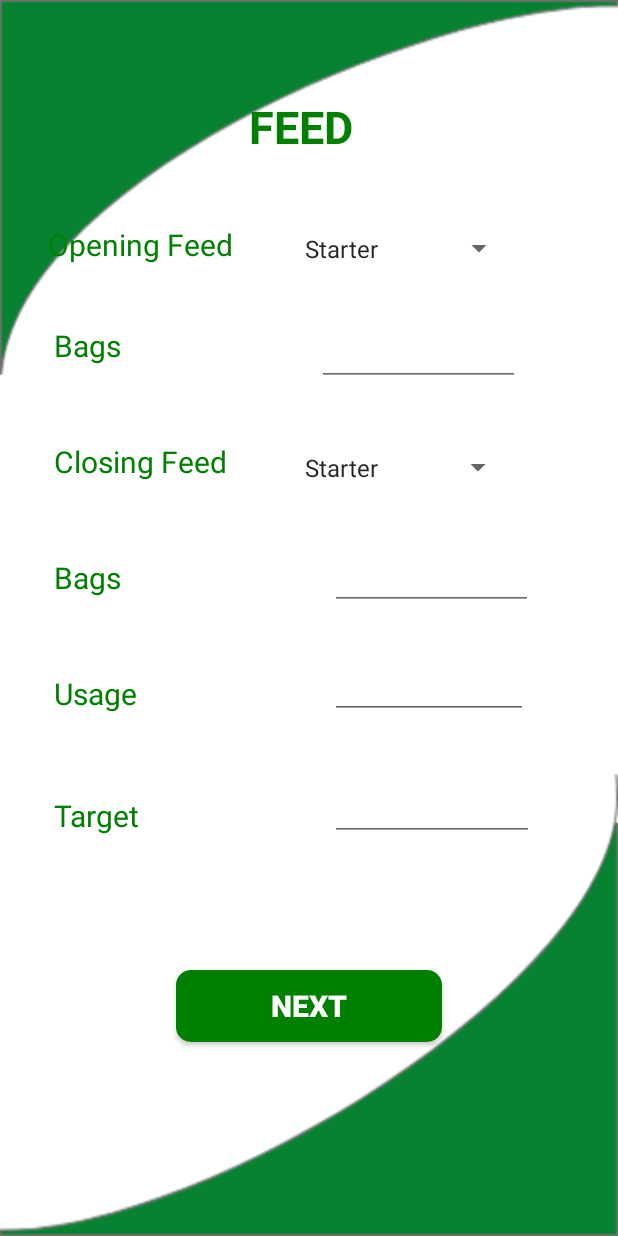
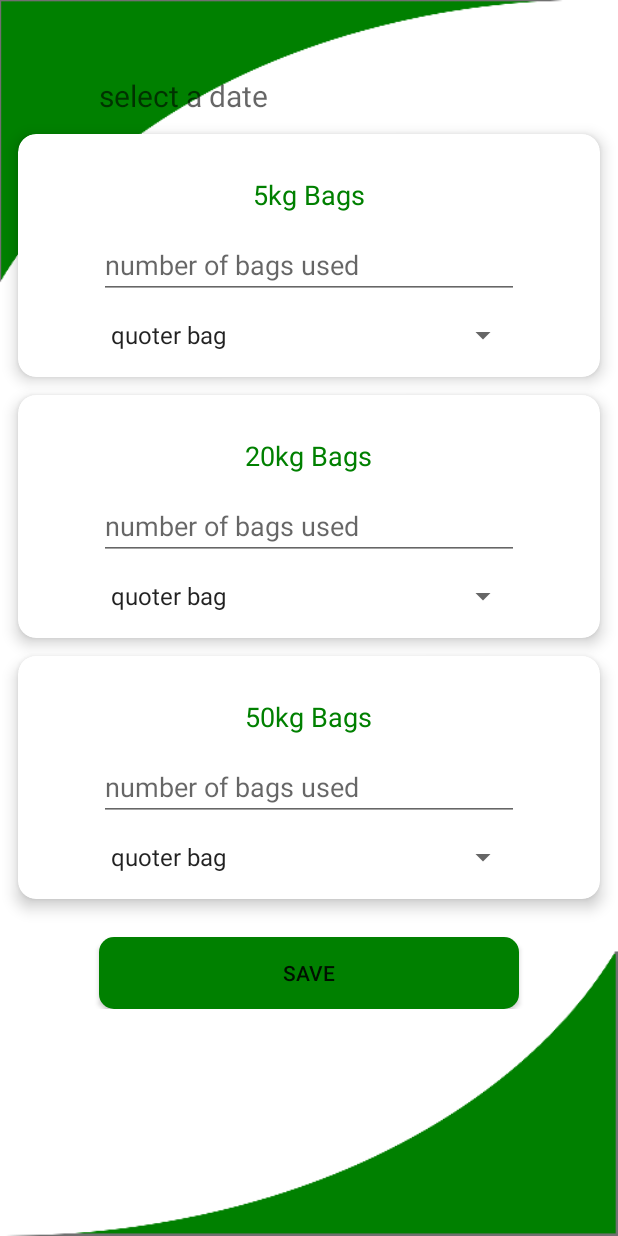
Before and after one commit to Codeguru65/Layers_App, an Android app: the DailyDiaryActivity screen opened directly, with no data from a screen before it, on a phone screen of 412 x 824 dp. Run offline under Robolectric (Android 15) with nearby library versions, the phone set to English and light mode, and no system bars.

Commit message:
feed activity update

```diff
--- a/app/src/main/res/layout/activity_daily_diary.xml
+++ b/app/src/main/res/layout/activity_daily_diary.xml
@@ -5,210 +5,229 @@
     android:layout_width="match_parent"
     android:layout_height="match_parent"
     android:orientation="vertical"
-    android:paddingLeft="0dp"
-    android:paddingTop="0dp"
-    android:paddingRight="0dp"
-    android:background="@drawable/loginbg"
+    android:background="@drawable/bglogin"
+    tools:context=".Submenu"
     android:descendantFocusability="beforeDescendants"
-    android:focusableInTouchMode="true"
-    tools:context=".DailyDiaryActivity">
+    android:focusableInTouchMode="true">
 
     <ScrollView
         android:layout_width="match_parent"
-        android:layout_height="wrap_content">
+        android:layout_height="match_parent">
 
         <androidx.constraintlayout.widget.ConstraintLayout
-            android:id="@+id/linearLayout"
+            android:id="@+id/linearLayout2"
             android:layout_width="match_parent"
             android:layout_height="wrap_content">
 
             <TextView
-                android:id="@+id/textView2"
-                android:layout_width="180dp"
-                android:layout_height="35dp"
-                android:layout_marginTop="64dp"
-                android:text="FEED"
-                android:textAlignment="center"
-                android:textColor="#008000"
-                android:textSize="30sp"
-                android:textStyle="bold"
+                android:id="@+id/etDate"
+                android:layout_width="280dp"
+                android:layout_height="wrap_content"
+                android:inputType="date"
+                app:layout_constraintTop_toTopOf="parent"
+                app:layout_constraintStart_toStartOf="parent"
                 app:layout_constraintEnd_toEndOf="parent"
-                app:layout_constraintHorizontal_bias="0.476"
+                android:hint="select a date"
+                android:textSize="20sp"
+                android:layout_marginTop="50dp"
+                android:layout_marginBottom="20dp"
+                />
+
+            <androidx.cardview.widget.CardView
+
+                android:id="@+id/cv5kgFeed"
+                android:layout_height="wrap_content"
+                android:layout_width="match_parent"
+                android:layout_columnWeight="1"
+                android:layout_rowWeight="1"
+                app:cardElevation="6dp"
+                app:cardCornerRadius="12dp"
+                android:layout_margin="12dp"
+                android:clickable="true"
                 app:layout_constraintStart_toStartOf="parent"
-                app:layout_constraintTop_toTopOf="parent" />
+                app:layout_constraintEnd_toEndOf="parent"
+                app:layout_constraintTop_toBottomOf="@+id/etDate"
+                android:layout_marginBottom="8dp"
+
+                >
+
+                <LinearLayout
+                    android:id="@+id/btn_deliveries"
+                    android:layout_width="match_parent"
+                    android:layout_height="match_parent"
+                    android:gravity="center"
+                    android:orientation="vertical"
+                    android:padding="16dp">
+
+
 
                     <TextView
-                android:id="@+id/textView4"
                         android:layout_width="wrap_content"
                         android:layout_height="wrap_content"
-                android:layout_marginStart="32dp"
-                android:layout_marginLeft="32dp"
-                android:layout_marginTop="50dp"
-                android:text="Opening Feed"
+                        android:layout_marginTop="12dp"
+                        android:text="5kg Bags"
                         android:textColor="#008000"
-                android:textSize="20sp"
-                app:layout_constraintStart_toStartOf="parent"
-                app:layout_constraintTop_toBottomOf="@+id/textView2" />
+                        android:textSize="18sp" />
 
                     <EditText
-                android:id="@+id/editText2"
-                android:layout_width="135dp"
-                android:layout_height="45dp"
-                android:layout_marginStart="44dp"
-                android:layout_marginLeft="44dp"
-                android:layout_marginTop="35dp"
-                android:autoSizePresetSizes="true"
-                android:ems="10"
-                android:inputType="textPersonName"
-                android:text="@string/open"
-                android:textColor="@android:color/black"
-                android:textColorHighlight="#008000"
-                android:textColorHint="#008000"
-                android:textColorLink="#008000"
+                        android:layout_width="280dp"
+                        android:layout_height="wrap_content"
+                        android:layout_marginTop="12dp"
+                        android:hint="number of bags used"
+                        android:textColor="#008000"
+                        android:textSize="18sp" />
+
+                    <Spinner
+                        android:layout_width="280dp"
+                        android:layout_height="wrap_content"
+                        android:layout_marginTop="12dp"
+                        android:entries="@array/fraction"
+                        android:textColor="#008000"
+                        android:textSize="18sp" />
+
+                </LinearLayout>
+
+
+            </androidx.cardview.widget.CardView>
+
+            <androidx.cardview.widget.CardView
+                android:id="@+id/cv20kgFeed"
+                android:layout_height="wrap_content"
+                android:layout_width="match_parent"
+                android:layout_columnWeight="1"
+                android:layout_rowWeight="1"
+                app:cardElevation="6dp"
+                app:cardCornerRadius="12dp"
+                android:layout_margin="12dp"
+                android:clickable="true"
+                app:layout_constraintStart_toStartOf="parent"
                 app:layout_constraintEnd_toEndOf="parent"
-                app:layout_constraintHorizontal_bias="0.158"
-                app:layout_constraintStart_toEndOf="@+id/textView4"
-                app:layout_constraintTop_toBottomOf="@+id/textView4" />
+                app:layout_constraintTop_toBottomOf="@+id/cv5kgFeed"
+
+                >
+
+                <LinearLayout
+
+                    android:layout_width="match_parent"
+                    android:layout_height="match_parent"
+                    android:gravity="center"
+                    android:orientation="vertical"
+                    android:padding="16dp">
+
+
 
                     <TextView
-                android:id="@+id/textView13"
                         android:layout_width="wrap_content"
                         android:layout_height="wrap_content"
-                android:layout_marginStart="36dp"
-                android:layout_marginLeft="36dp"
-                android:layout_marginTop="40dp"
-                android:text="Bags"
+                        android:layout_marginTop="12dp"
+                        android:text="20kg Bags"
                         android:textColor="#008000"
-                android:textSize="20sp"
+                        android:textSize="18sp" />
+
+                    <EditText
+                        android:layout_width="280dp"
+                        android:layout_height="wrap_content"
+                        android:layout_marginTop="12dp"
+                        android:hint="number of bags used"
+                        android:textColor="#008000"
+                        android:textSize="18sp" />
+
+                    <Spinner
+                        android:layout_width="280dp"
+                        android:layout_height="wrap_content"
+                        android:layout_marginTop="12dp"
+                        android:entries="@array/fraction"
+                        android:textColor="#008000"
+                        android:textSize="18sp" />
+
+                </LinearLayout>
+
+
+            </androidx.cardview.widget.CardView>
+
+            <androidx.cardview.widget.CardView
+
+                android:id="@+id/cv50kgFeed"
+                android:layout_height="wrap_content"
+                android:layout_width="match_parent"
+                android:layout_columnWeight="1"
+                android:layout_rowWeight="1"
+                app:cardElevation="6dp"
+                app:cardCornerRadius="12dp"
+                android:layout_margin="12dp"
+                android:clickable="true"
                 app:layout_constraintStart_toStartOf="parent"
-                app:layout_constraintTop_toBottomOf="@+id/textView4" />
+                app:layout_constraintEnd_toEndOf="parent"
+                app:layout_constraintTop_toBottomOf="@+id/cv20kgFeed"
+
+                >
+
+                <LinearLayout
+
+                    android:layout_width="match_parent"
+                    android:layout_height="match_parent"
+                    android:gravity="center"
+                    android:orientation="vertical"
+                    android:padding="16dp">
+
+
 
                     <TextView
-                android:id="@+id/textView15"
                         android:layout_width="wrap_content"
                         android:layout_height="wrap_content"
-                android:layout_marginStart="36dp"
-                android:layout_marginLeft="36dp"
-                android:layout_marginTop="50dp"
-                android:text="Closing Feed"
+                        android:layout_marginTop="12dp"
+                        android:text="50kg Bags"
                         android:textColor="#008000"
-                android:textSize="20sp"
-                app:layout_constraintStart_toStartOf="parent"
-                app:layout_constraintTop_toBottomOf="@+id/textView13" />
-
-            <TextView
-                android:id="@+id/textView17"
-                android:layout_width="wrap_content"
-                android:layout_height="wrap_content"
-                android:layout_marginStart="36dp"
-                android:layout_marginLeft="36dp"
-                android:layout_marginTop="50dp"
-                android:text="Bags"
-                android:textColor="#008000"
-                android:textSize="20sp"
-                app:layout_constraintStart_toStartOf="parent"
-                app:layout_constraintTop_toBottomOf="@+id/textView15" />
+                        android:textSize="18sp" />
 
                     <EditText
-                android:id="@+id/editText7"
-                android:layout_width="135dp"
-                android:layout_height="49dp"
-                android:layout_marginStart="108dp"
-                android:layout_marginLeft="108dp"
-                android:layout_marginTop="36dp"
-                android:ems="10"
-                android:inputType="textPersonName"
-                android:text="@string/open"
-                android:textColor="@android:color/black"
-                android:textColorHighlight="#008000"
-                android:textColorHint="#008000"
-                android:textColorLink="#008000"
-                app:layout_constraintEnd_toEndOf="parent"
-                app:layout_constraintHorizontal_bias="0.358"
-                app:layout_constraintStart_toEndOf="@+id/textView17"
-                app:layout_constraintTop_toBottomOf="@+id/textView15" />
+                        android:layout_width="280dp"
+                        android:layout_height="wrap_content"
+                        android:layout_marginTop="12dp"
+                        android:hint="number of bags used"
+                        android:textColor="#008000"
+                        android:textSize="18sp" />
+
+                    <Spinner
+                        android:layout_width="280dp"
+                        android:layout_height="wrap_content"
+                        android:layout_marginTop="12dp"
+                        android:entries="@array/fraction"
+                        android:textColor="#008000"
+                        android:textSize="18sp" />
+
+                </LinearLayout>
+
+
+            </androidx.cardview.widget.CardView>
 
             <Button
+
                 android:id="@+id/btn_feed"
-                android:layout_width="177dp"
+                android:layout_width="280dp"
                 android:layout_height="wrap_content"
-                android:layout_marginTop="275dp"
-                android:layout_marginBottom="45dp"
                 android:background="@drawable/custom_button"
-                android:text="NEXT"
-                android:textColor="@android:color/white"
-                android:textSize="20sp"
-                android:textStyle="bold"
+                android:text="save"
+                app:layout_constraintTop_toBottomOf="@id/cv50kgFeed"
+                app:layout_constraintStart_toStartOf="parent"
+                app:layout_constraintEnd_toEndOf="parent"
                 app:layout_constraintBottom_toBottomOf="parent"
-                app:layout_constraintEnd_toEndOf="parent"
-                app:layout_constraintStart_toStartOf="parent"
-                app:layout_constraintTop_toTopOf="@+id/textView17" />
+                android:layout_marginTop="25dp"/>
 
-            <Spinner
-                android:id="@+id/spinner"
-                android:layout_width="148dp"
-                android:layout_height="34dp"
-                android:layout_marginStart="40dp"
-                android:layout_marginLeft="40dp"
-                android:layout_marginTop="49dp"
-                android:entries="@array/openF"
-                app:layout_constraintStart_toEndOf="@+id/textView4"
-                app:layout_constraintTop_toBottomOf="@+id/textView2" />
 
-            <Spinner
-                android:id="@+id/spinner2"
-                android:layout_width="147dp"
-                android:layout_height="35dp"
-                android:layout_marginTop="50dp"
-                android:entries="@array/openF"
-                app:layout_constraintStart_toStartOf="@+id/spinner"
-                app:layout_constraintTop_toBottomOf="@+id/textView13" />
 
-            <TextView
-                android:id="@+id/textView"
-                android:layout_width="74dp"
-                android:layout_height="31dp"
-                android:layout_marginTop="50dp"
-                android:text="Usage"
-                android:textColor="#008000"
-                android:textSize="20sp"
-                app:layout_constraintStart_toStartOf="@+id/textView17"
-                app:layout_constraintTop_toBottomOf="@+id/textView17" />
 
-            <EditText
-                android:id="@+id/editText5"
-                android:layout_width="132dp"
-                android:layout_height="47dp"
-                android:layout_marginTop="25dp"
-                android:ems="10"
-                android:inputType="number"
-                android:textColor="@android:color/black"
-                app:layout_constraintStart_toStartOf="@+id/editText7"
-                app:layout_constraintTop_toBottomOf="@+id/editText7" />
 
-            <TextView
-                android:id="@+id/textView3"
-                android:layout_width="wrap_content"
-                android:layout_height="wrap_content"
-                android:layout_marginTop="50dp"
-                android:text="Target"
-                android:textColor="#008000"
-                android:textSize="20sp"
-                app:layout_constraintStart_toStartOf="@+id/textView"
-                app:layout_constraintTop_toBottomOf="@+id/textView" />
 
-            <EditText
-                android:id="@+id/editText6"
-                android:layout_width="136dp"
-                android:layout_height="41dp"
-                android:layout_marginTop="40dp"
-                android:ems="10"
-                android:inputType="number"
-                android:textColor="@android:color/black"
-                app:layout_constraintStart_toStartOf="@+id/editText5"
-                app:layout_constraintTop_toBottomOf="@+id/editText5" />
+
+
+
+
+
+
 
         </androidx.constraintlayout.widget.ConstraintLayout>
     </ScrollView>
 
+
 </LinearLayout>
--- a/app/src/main/res/values/strings.xml
+++ b/app/src/main/res/values/strings.xml
@@ -38,6 +38,12 @@
         <item>Eggs</item>
     </string-array>
 
+    <string-array name="fraction">
+        <item>quoter bag</item>
+        <item>half bag</item>
+        <item>3 quoter bag</item>
+    </string-array>
+
 
     <!-- TODO: Remove or change this placeholder text -->
     <string name="hello_blank_fragment">Hello blank fragment</string>
```
Also changed, not shown: 1289 other files. Lines whose indentation alone changed are shown as unchanged.
